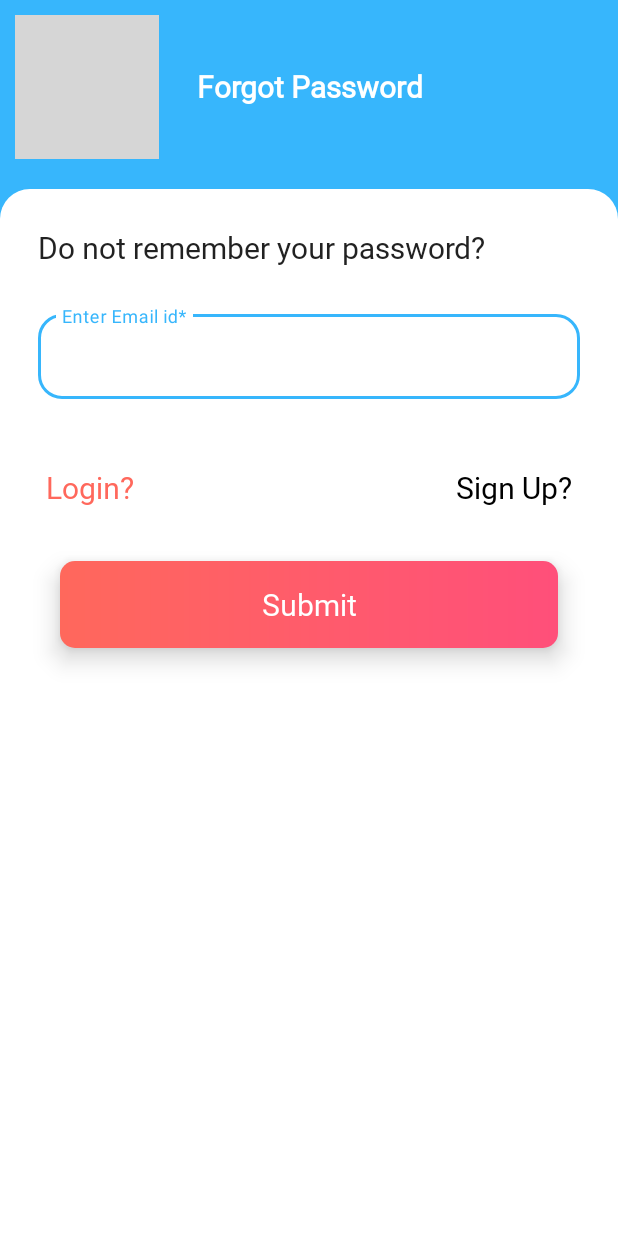
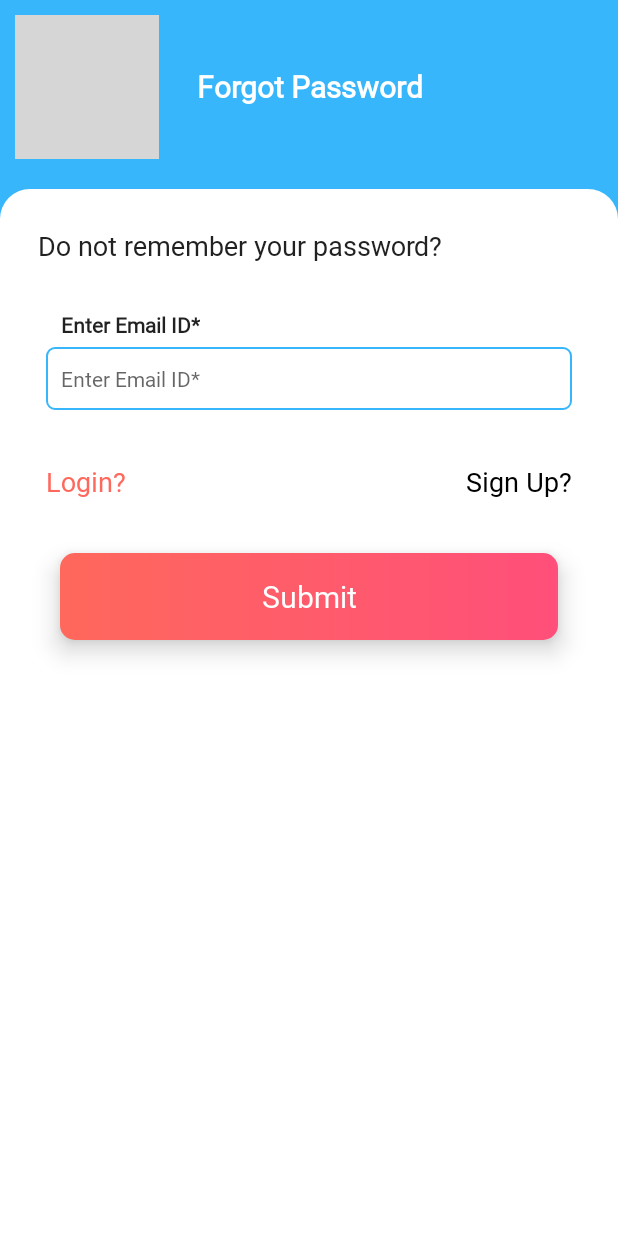
Before and after one commit to rahuldhanawade/chemcaliba_app, an Android app: the ResetActivity screen opened directly, with no data from a screen before it, on a phone screen of 412 x 824 dp. Run offline under Robolectric (Android 15) with nearby library versions, the phone set to English and light mode, and no system bars; grey boxes are pictures that could not be loaded.

Commit message:
edittext field changed for the reset password

```diff
--- a/app/src/main/res/layout/activity_reset.xml
+++ b/app/src/main/res/layout/activity_reset.xml
@@ -45,7 +45,7 @@
             android:layout_width="match_parent"
             style="@style/TitleTextStyle"
             android:text="Do not remember your password?"
-            android:textSize="20sp"
+            android:textSize="18sp"
             android:padding="10dp"
             android:layout_height="wrap_content"/>
 
@@ -56,22 +56,33 @@
             android:layout_marginRight="5dp"
             android:layout_height="wrap_content">
 
-            <com.google.android.material.textfield.TextInputLayout
+            <LinearLayout
                 android:layout_width="match_parent"
-                android:layout_margin="10dp"
-                style="@style/Widget.MaterialComponents.TextInputLayout.OutlinedBox"
-                android:layout_height="wrap_content"
-                app:shapeAppearance="@style/RoundedInputTextBox"
-                android:hint="Enter Email id*">
+                android:orientation="vertical"
+                android:layout_marginTop="10dp"
+                android:layout_marginLeft="10dp"
+                android:layout_marginRight="10dp"
+                android:layout_height="wrap_content">
 
-                <com.google.android.material.textfield.TextInputEditText
-                    android:layout_width="match_parent"
-                    android:inputType="textEmailAddress"
-                    android:id="@+id/edt_email_id_RA"
-                    android:maxLength="10"
+                <TextView
+                    android:layout_width="wrap_content"
+                    android:text="Enter Email ID*"
+                    android:textSize="14sp"
+                    android:textStyle="bold"
+                    android:paddingLeft="10dp"
+                    style="@style/TitleTextStyle"
                     android:layout_height="wrap_content"/>
 
-            </com.google.android.material.textfield.TextInputLayout>
+                <EditText
+                    android:id="@+id/edt_email_R"
+                    style="@style/EditTextStyle"
+                    android:layout_width="match_parent"
+                    android:layout_height="42dp"
+                    android:hint="Enter Email ID*"
+                    android:inputType="textEmailAddress"
+                    android:maxLength="50"/>
+
+            </LinearLayout>
 
             <LinearLayout
                 android:layout_width="match_parent"
@@ -86,7 +97,7 @@
                     style="@style/TitleTextStyle"
                     android:gravity="left"
                     android:paddingLeft="10dp"
-                    android:textSize="20dp"
+                    android:textSize="18dp"
                     android:text="Login?"
                     android:textColor="@color/colorSecondary"
                     android:layout_height="wrap_content"/>
@@ -97,7 +108,7 @@
                     style="@style/TitleTextStyle"
                     android:gravity="right"
                     android:paddingRight="10dp"
-                    android:textSize="20dp"
+                    android:textSize="18sp"
                     android:text="Sign Up?"
                     android:textColor="@color/black"
                     android:layout_height="wrap_content"/>
```
